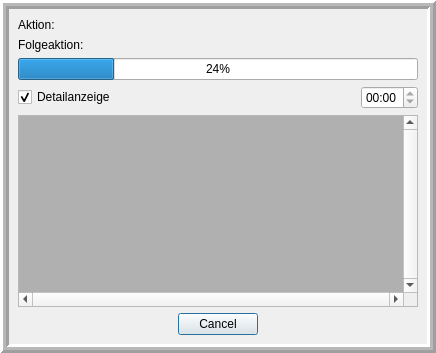
Old version of the form linbo_gui/fortschrittdialog.ui in the repository linuxmuster/linuxmuster-linbo.
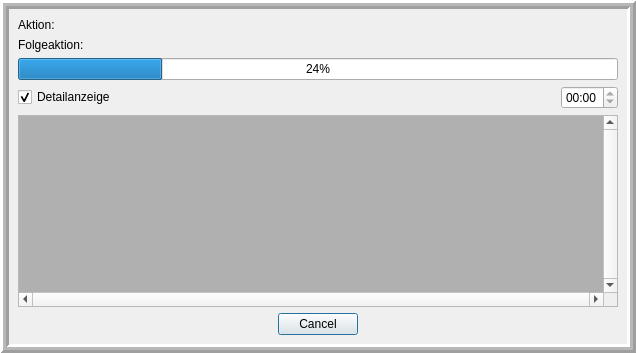
New version of the form.

```diff
--- a/linbo_gui/fortschrittdialog.ui
+++ b/linbo_gui/fortschrittdialog.ui
@@ -6,8 +6,8 @@
    <rect>
     <x>0</x>
     <y>0</y>
-    <width>440</width>
-    <height>415</height>
+    <width>636</width>
+    <height>355</height>
    </rect>
   </property>
   <property name="windowTitle">
@@ -62,7 +62,7 @@
        <widget class="QProgressBar" name="progressBar">
         <property name="minimumSize">
          <size>
-          <width>400</width>
+          <width>600</width>
           <height>0</height>
          </size>
         </property>
@@ -113,6 +113,12 @@
         <property name="enabled">
          <bool>true</bool>
         </property>
+        <property name="minimumSize">
+         <size>
+          <width>600</width>
+          <height>0</height>
+         </size>
+        </property>
         <property name="palette">
          <palette>
           <active>
```
